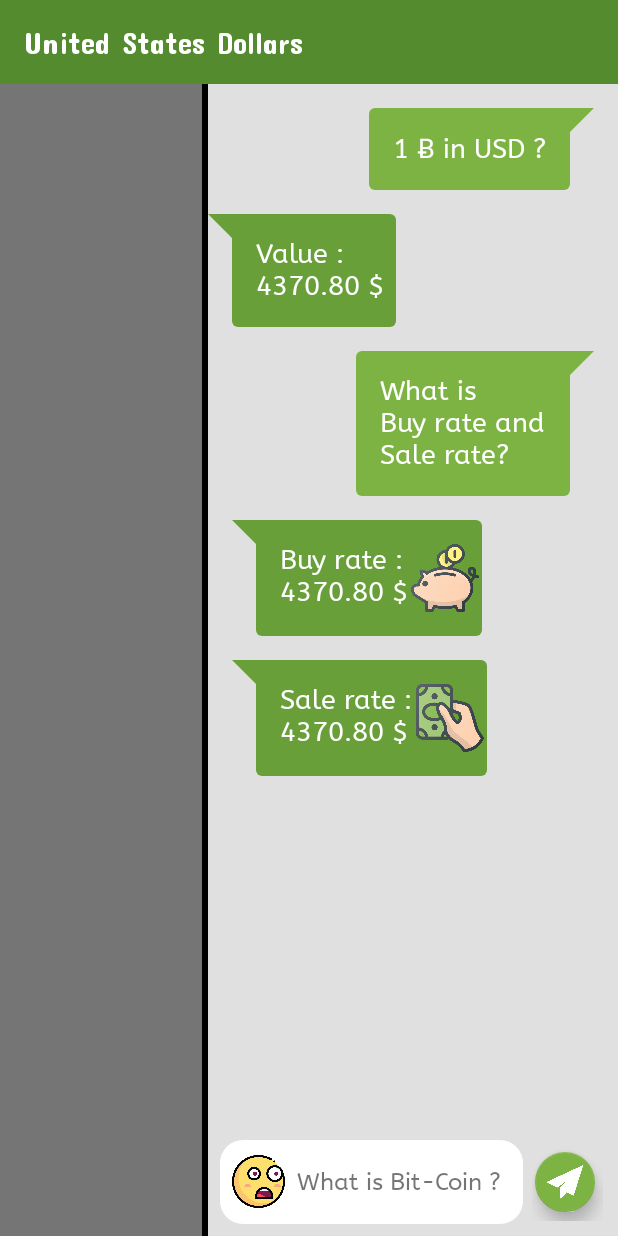
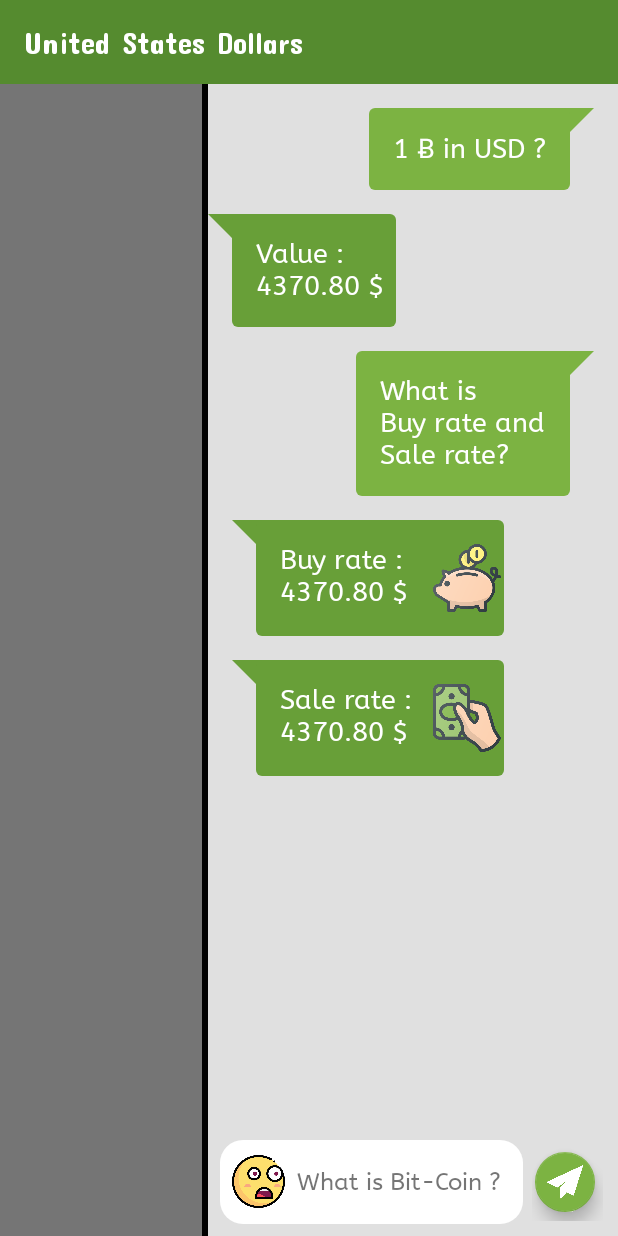
Before and after one commit to anish59/BitcoinMarket, an Android app: the screen it shows after launch (MainActivity), on a phone screen of 412 x 824 dp. Run offline under Robolectric (Android 15) with nearby library versions, the phone set to English and light mode, and no system bars; our stand-ins replace AdMob; libraries missing offline, so code that uses them is left out: com.hanks.htextview, retrofit2.adapter.rxjava; 5 statements that could not run were skipped.

Commit message:
jst calculator remaining

```diff
--- a/app/src/main/res/layout/activity_main.xml
+++ b/app/src/main/res/layout/activity_main.xml
@@ -112,11 +112,12 @@
 
                                 <com.blackbracket.bitcoinmarket.widgets.CTextView
                                     android:id="@+id/txtAnsBuyRate"
-                                    android:layout_width="wrap_content"
+                                    android:layout_width="100dp"
                                     android:layout_height="wrap_content"
                                     android:text="@string/ans_buy_rate"
                                     android:textColor="@color/colorWhite"
                                     android:textSize="@dimen/dimen_18sp"
+                                    android:maxLines="4"
                                     app:font="@string/ABeeZeeRegular" />
 
                                 <ImageView
@@ -140,11 +141,12 @@
 
                                 <com.blackbracket.bitcoinmarket.widgets.CTextView
                                     android:id="@+id/txtAnsSaleRate"
-                                    android:layout_width="wrap_content"
+                                    android:layout_width="100dp"
                                     android:layout_height="wrap_content"
                                     android:text="@string/ans_sell_rate"
                                     android:textColor="@color/colorWhite"
                                     android:textSize="@dimen/dimen_18sp"
+                                    android:maxLines="4"
                                     app:font="@string/ABeeZeeRegular" />
 
                                 <ImageView
```
